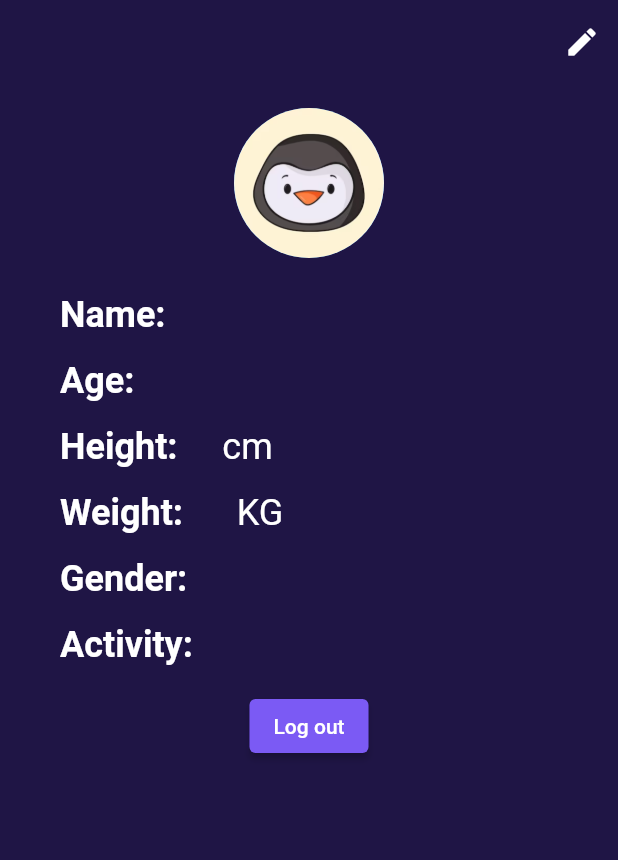
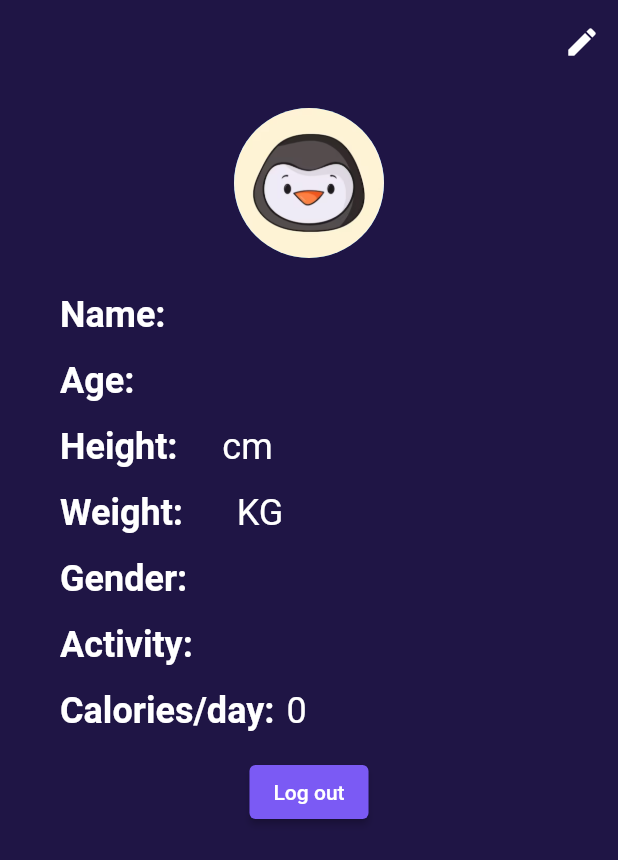
Before and after one commit to HuyBui07/Fiity, a Flutter app: the UserPage screen opened directly, on a phone screen of 412 x 824 dp. Shown: the top 860 px of the screen. Run offline on Flutter 3.47's test engine with Material 2 defaults, Android fonts, the phone set to English and light mode, and no system bars; our stand-ins replace firebase_auth, firebase_core, flutter_local_notifications, flutter_spinkit, percent_indicator, timezone and 1 more; missing offline and left inert: workmanager; accounts and stored records are empty.

Commit message:
add: calories per day

```diff
--- /dev/null
+++ b/lib/user/globals.dart
@@ -0,0 +1,2 @@
+double calories = 0;
+double caloriesaday = 0;
--- a/lib/user/userPage.dart
+++ b/lib/user/userPage.dart
@@ -5,6 +5,8 @@
 import 'package:fitty/user/editInformationPage.dart';
 import 'package:fitty/user/user.dart';
 import 'package:flutter/material.dart';
+import 'globals.dart';
+
 
 class UserPage extends StatefulWidget {
   const UserPage({Key? key}) : super(key: key);
@@ -53,6 +55,7 @@
       String? userWeight;
       String? userGender;
       String? userActivityLevel;
+      double? userCalories;
 
       if (await file.exists()) {
         final jsonData = await file.readAsString();
@@ -63,7 +66,10 @@
         userGender = userMap['gender'].toString();
         userWeight = userMap['weight'].toString();
         userActivityLevel = userMap['activityLevel'].toString();
+        userCalories = 655.1 + (9.563 * userMap['weight']) + (1.850 * userMap['height']) - (4.676 * userMap['age']);
       }
+
+
 
       setState(() {
         name = userName ?? "Unknown";
@@ -71,6 +77,7 @@
         height = userHeight ?? "Unknown";
         weight = userWeight ?? "Unknown";
         gender = userGender ?? "Unknown";
+        calories = userCalories ?? 0;
         switch (userActivityLevel) {
           case "littleNoExercise":
             activityLevel = "Little exercise";
@@ -332,6 +339,36 @@
               SizedBox(
                 height: 16,
               ),
+              Padding(
+                padding: EdgeInsets.fromLTRB(24, 0, 24, 0),
+                child: Row(
+                  children: [
+                    Text(
+                      "Calories/day:",
+                      style: TextStyle(
+                        color: Colors.white,
+                        fontSize: 24,
+                        fontWeight: FontWeight.bold,
+                      ),
+                    ),
+                    SizedBox(
+                      width: 8,
+                    ),
+                    Flexible(
+                      child: Text(
+                        calories.round().toString(),
+                        style: TextStyle(
+                          color: Colors.white,
+                          fontSize: 24,
+                        ),
+                      ),
+                    ),
+                  ],
+                ),
+              ),
+              SizedBox(
+                height: 16,
+              ),
               ElevatedButton(
                 style: ButtonStyle(
                   backgroundColor: MaterialStateProperty.all<Color>(
--- a/pubspec.yaml
+++ b/pubspec.yaml
@@ -48,6 +48,7 @@
   shared_preferences: ^2.1.1
   workmanager: ^0.5.1
   worker_manager: ^5.0.3
+  percent_indicator: ^4.0.1
 
 dev_dependencies:
   flutter_test:
```
Also changed, not shown: lib/mainScreen/homeScreen.dart (+82 -10 lines).
